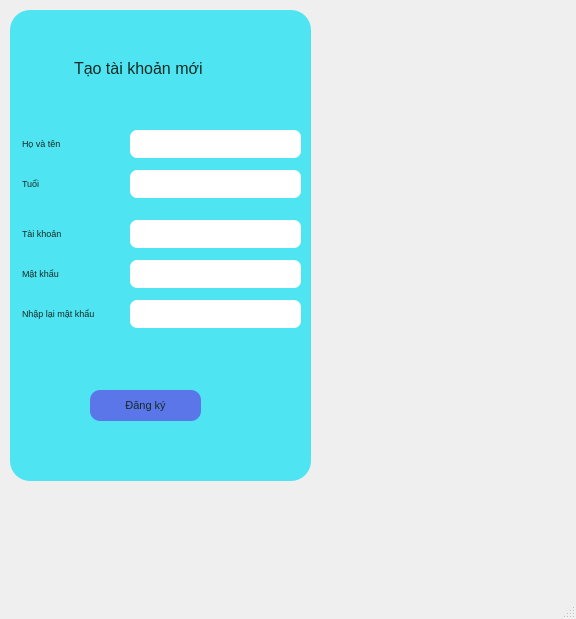
Old version of the form register_wd.ui in the repository Hahahahihihohe/LTUD.
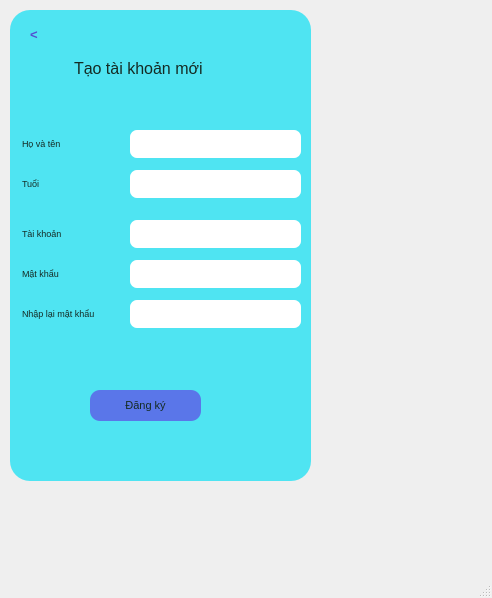
New version of the form.

```diff
--- a/register_wd.ui
+++ b/register_wd.ui
@@ -6,8 +6,8 @@
    <rect>
     <x>0</x>
     <y>0</y>
-    <width>576</width>
-    <height>619</height>
+    <width>492</width>
+    <height>598</height>
    </rect>
   </property>
   <property name="windowTitle">
@@ -341,6 +341,35 @@
       <string/>
      </property>
     </widget>
+    <widget class="QPushButton" name="back">
+     <property name="geometry">
+      <rect>
+       <x>10</x>
+       <y>10</y>
+       <width>28</width>
+       <height>28</height>
+      </rect>
+     </property>
+     <property name="font">
+      <font>
+       <pointsize>10</pointsize>
+       <weight>75</weight>
+       <bold>true</bold>
+      </font>
+     </property>
+     <property name="styleSheet">
+      <string notr="true">QPushButton#back{
+color :rgb(83, 78, 209);
+border-radius : 5px
+}
+QPushButton#back:hover{
+background-color: rgba(212, 181, 181, 0.729);
+}</string>
+     </property>
+     <property name="text">
+      <string>&lt;</string>
+     </property>
+    </widget>
    </widget>
   </widget>
   <widget class="QMenuBar" name="menubar">
```
Left out of the diff: 4 changed lines with no effect on the pictures.
